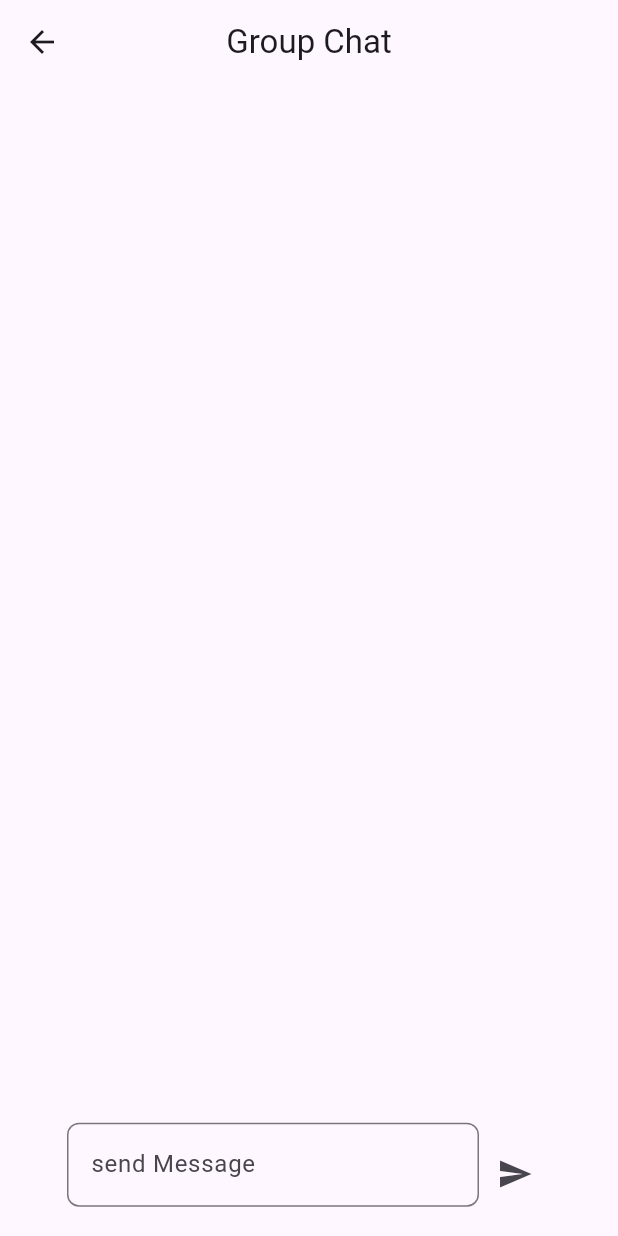
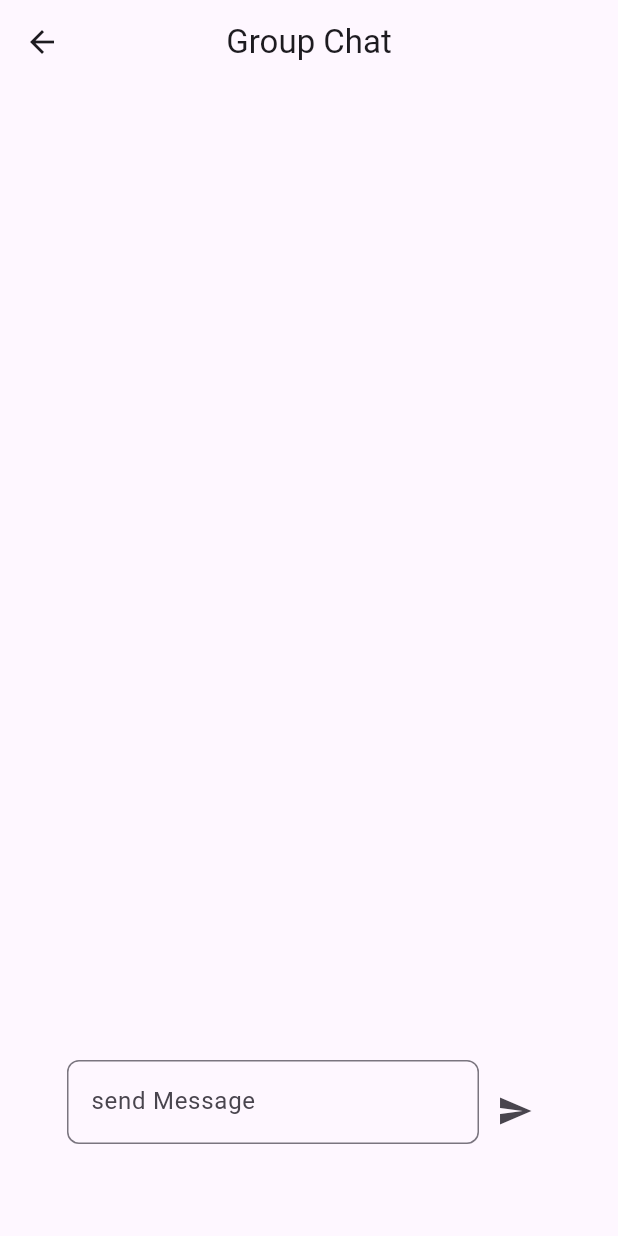
Before and after one commit to isuru370/Mithuranga-Project, a Flutter app: the ChatScreen screen opened directly, on a phone screen of 412 x 824 dp. Run offline on Flutter 3.47's test engine with Material 2 defaults, Android fonts, the phone set to English and light mode, and no system bars; our stand-ins replace cloud_firestore, email_validator, firebase_auth, firebase_core, flutter_native_splash, fluttertoast and 1 more; accounts and stored records are empty; statements that could not run were skipped.

Commit message:
2024-05-13

```diff
--- a/lib/screens/main/chat.dart
+++ b/lib/screens/main/chat.dart
@@ -39,9 +39,10 @@ class _ChatScreenState extends State<ChatScreen> {
       body: SingleChildScrollView(
         physics: BouncingScrollPhysics(),
         child: Column(
+          mainAxisSize: MainAxisSize.max,
           children: [
             Container(
-              height: MediaQuery.of(context).size.height / 2,
+              height: MediaQuery.of(context).size.height / 1.28,
               width: MediaQuery.of(context).size.width,
               child: StreamBuilder<QuerySnapshot>(
                 stream: db
@@ -63,13 +64,12 @@ class _ChatScreenState extends State<ChatScreen> {
                 },
               ),
             ),
-          ],
-        ),
-      ),
-      bottomNavigationBar: Container(
+            Container(
               height: MediaQuery.of(context).size.height / 10,
               width: MediaQuery.of(context).size.width,
               alignment: Alignment.center,
+              child: SingleChildScrollView(
+                physics: BouncingScrollPhysics(),
                 child: Container(
                   height: MediaQuery.of(context).size.height / 12,
                   width: MediaQuery.of(context).size.width / 1.1,
@@ -87,9 +87,14 @@ class _ChatScreenState extends State<ChatScreen> {
                                   borderRadius: BorderRadius.circular(8))),
                         ),
                       ),
-              IconButton(onPressed: onSendMessage, icon: Icon(Icons.send))
+                      IconButton(
+                          onPressed: onSendMessage, icon: Icon(Icons.send))
                     ],
                   ),
+                ),
+              ),
+            ),
+          ],
         ),
       ),
     );
--- a/lib/screens/main/home_screen.dart
+++ b/lib/screens/main/home_screen.dart
@@ -19,7 +19,7 @@ class HomeScreen extends StatefulWidget {
 class _HomeScreenState extends State<HomeScreen> {
   FirebaseFirestore? db;
   List tempList = [];
-  bool userType = false;
+  bool? userType;
   bool loading = false;
   String? documentId;
   String? mainId;
--- a/lib/screens/main/visible_screen.dart
+++ b/lib/screens/main/visible_screen.dart
@@ -43,6 +43,7 @@ class _VisibleScreenState extends State<VisibleScreen> {
             child: Padding(
               padding: const EdgeInsets.all(8.0),
               child: Container(
+                alignment: Alignment.bottomCenter,
                 padding: const EdgeInsets.symmetric(horizontal: 8),
                 decoration: BoxDecoration(
                     border: Border.all(width: 1, color: Colors.black),
```
Also changed, not shown: lib/screens/main/histrory.dart (+14 -11 lines). Lines whose indentation alone changed are shown as unchanged.
